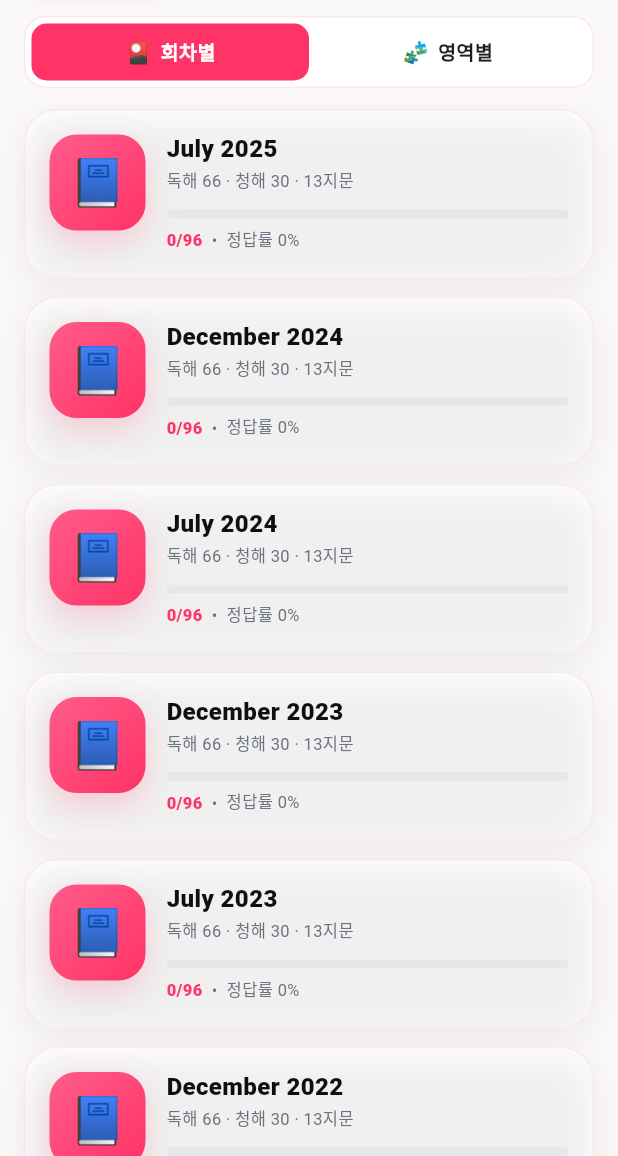
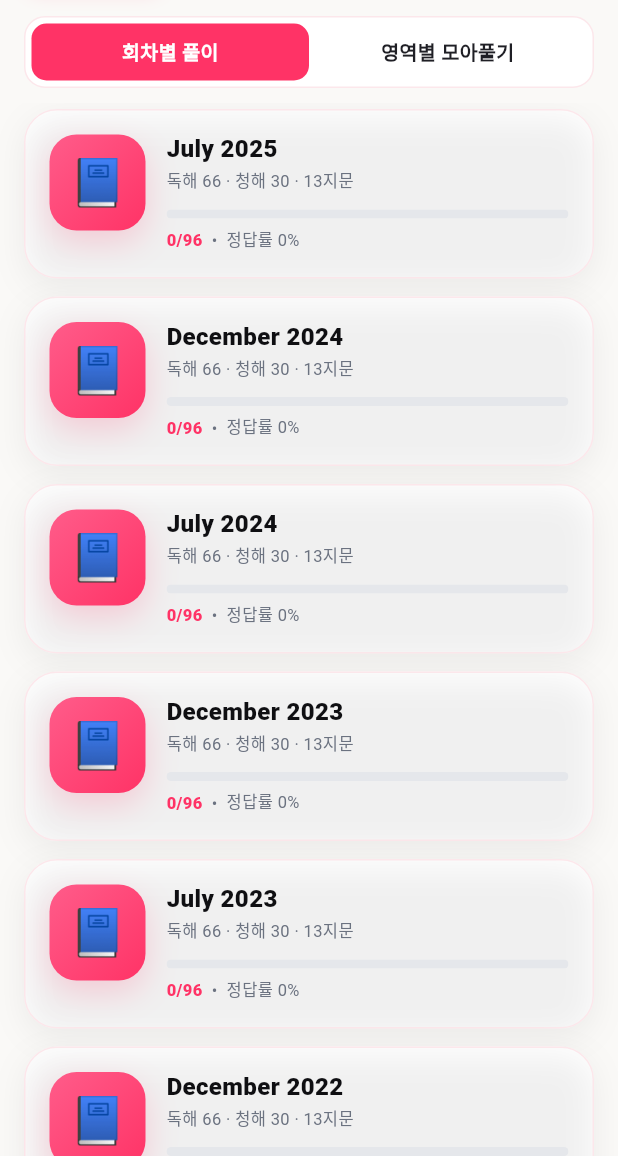
Before and after one commit to CobyApp/jlpt-app, a Flutter app: the screen it shows after launch, on a phone screen of 412 x 824 dp, the part 80-1236 px from its top. Run offline on Flutter 3.47's test engine with Material 3 defaults, Android fonts, the phone set to English and light mode, and no system bars; our stand-ins replace go_router, just_audio, shared_preferences.

Commit message:
ui: 쓸데없는 아이콘 제거 — 깔끔한 키치 톤 유지
홈
- 이어서 풀기 칩: 좌측 그라데이션 ▶ 원 + 우측 → 화살표 모두 제거.
  "이어서 풀기" 라벨 + "문제 N" 만 남김.
- 세그먼티드 탭: 🎴 / 🧩 이모지 제거 → "회차별 풀이" / "영역별 모아풀기" 텍스트만

회차/영역별 페이지
- 섹션 타일 선택 시 우측에 뜨던 ✓ check_circle 제거. 색 + 보더만으로
  선택 상태 표시 (이미 명확).

외우기 모달
- 카드 상단의 touch_app / flip_to_back 힌트 아이콘 제거.
  레벨 배지 + "탭해서 뜻 보기" 텍스트만으로 충분.

이모지는 카테고리 카드의 카테고리별 이모지 (🈳🧠🪄🎯⚡ 등) 만 유지 —
이게 키치 톤의 핵심.

Co-Authored-By: Claude Opus 4.7 (1M context) <noreply@anthropic.com>

```diff
--- a/lib/views/home_page.dart
+++ b/lib/views/home_page.dart
@@ -127,8 +127,8 @@ class _HomePageState extends State<HomePage> with SingleTickerProviderStateMixin
         builder: (context, _) {
           return Row(
             children: [
-              Expanded(child: _segChip('🎴', '회차별', 0)),
-              Expanded(child: _segChip('🧩', '영역별', 1)),
+              Expanded(child: _segChip('회차별 풀이', 0)),
+              Expanded(child: _segChip('영역별 모아풀기', 1)),
             ],
           );
         },
@@ -136,7 +136,7 @@ class _HomePageState extends State<HomePage> with SingleTickerProviderStateMixin
     );
   }
 
-  Widget _segChip(String emoji, String label, int index) {
+  Widget _segChip(String label, int index) {
     final active = _tab.index == index;
     return GestureDetector(
       onTap: () => _tab.animateTo(index),
@@ -149,20 +149,13 @@ class _HomePageState extends State<HomePage> with SingleTickerProviderStateMixin
           borderRadius: BorderRadius.circular(10),
         ),
         alignment: Alignment.center,
-        child: Row(
-          mainAxisAlignment: MainAxisAlignment.center,
-          children: [
-            Text(emoji, style: const TextStyle(fontSize: 14)),
-            const SizedBox(width: 6),
-            Text(
+        child: Text(
           label,
           style: TextStyle(
             fontSize: 13,
             fontWeight: FontWeight.w800,
             color: active ? Colors.white : ink2,
           ),
-            ),
-          ],
         ),
       ),
     );
@@ -281,30 +274,16 @@ class _HomePageState extends State<HomePage> with SingleTickerProviderStateMixin
                   '/exam/${last.examId}/q/${last.questionN}'),
               child: Container(
                 padding: const EdgeInsets.symmetric(
-                    horizontal: 10, vertical: 7),
+                    horizontal: 12, vertical: 8),
                 decoration: BoxDecoration(
                   color: brandSurface,
                   borderRadius: BorderRadius.circular(12),
                   border: Border.all(
-                      color: brandPrimary.withValues(alpha: 0.15)),
+                      color: brandPrimary.withValues(alpha: 0.18)),
                 ),
                 child: Row(
                   children: [
-                    Container(
-                      width: 22,
-                      height: 22,
-                      decoration: const BoxDecoration(
-                        gradient: brandGradient,
-                        shape: BoxShape.circle,
-                      ),
-                      child: const Icon(
-                        Icons.play_arrow_rounded,
-                        color: Colors.white,
-                        size: 14,
-                      ),
-                    ),
-                    const SizedBox(width: 8),
-                    const Text('이어서',
+                    const Text('이어서 풀기',
                         style: TextStyle(
                           fontSize: 12,
                           fontWeight: FontWeight.w900,
@@ -322,8 +301,6 @@ class _HomePageState extends State<HomePage> with SingleTickerProviderStateMixin
                         overflow: TextOverflow.ellipsis,
                       ),
                     ),
-                    const Icon(Icons.arrow_forward_rounded,
-                        color: brandPrimary, size: 14),
                   ],
                 ),
               ),
```
Also changed, not shown: lib/views/exam_page.dart (+0 -10 lines), lib/widgets/study_modal.dart (+0 -8 lines). Lines whose indentation alone changed are shown as unchanged.
